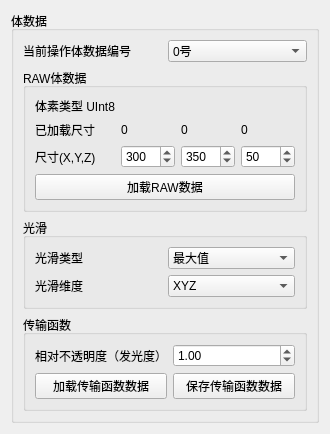
Above: vis4earth/volume_cmpt.ui from junjiangyue/vis-on-earth-bug-fix-2 before the change. Below: the same form after it.
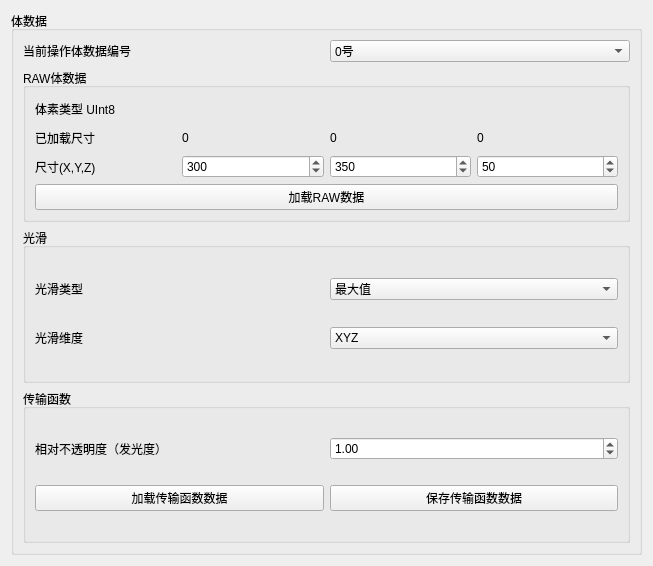
That is the form after the change.

The edit to the form file:
```diff
--- a/vis4earth/volume_cmpt.ui
+++ b/vis4earth/volume_cmpt.ui
@@ -6,8 +6,8 @@
    <rect>
     <x>0</x>
     <y>0</y>
-    <width>300</width>
-    <height>300</height>
+    <width>653</width>
+    <height>566</height>
    </rect>
   </property>
   <property name="windowTitle">
```
Left out of the diff: 2 changed lines with no effect on the pictures.
